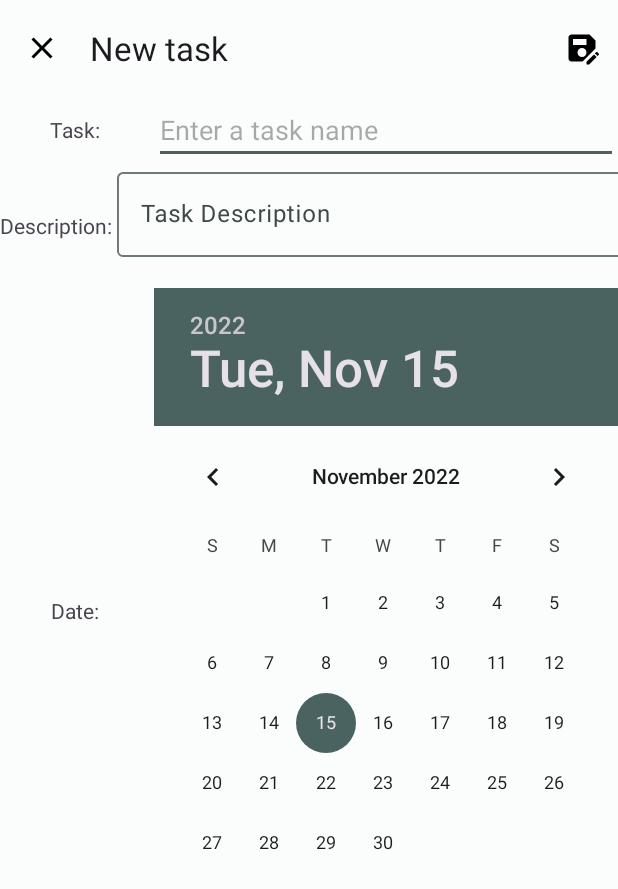
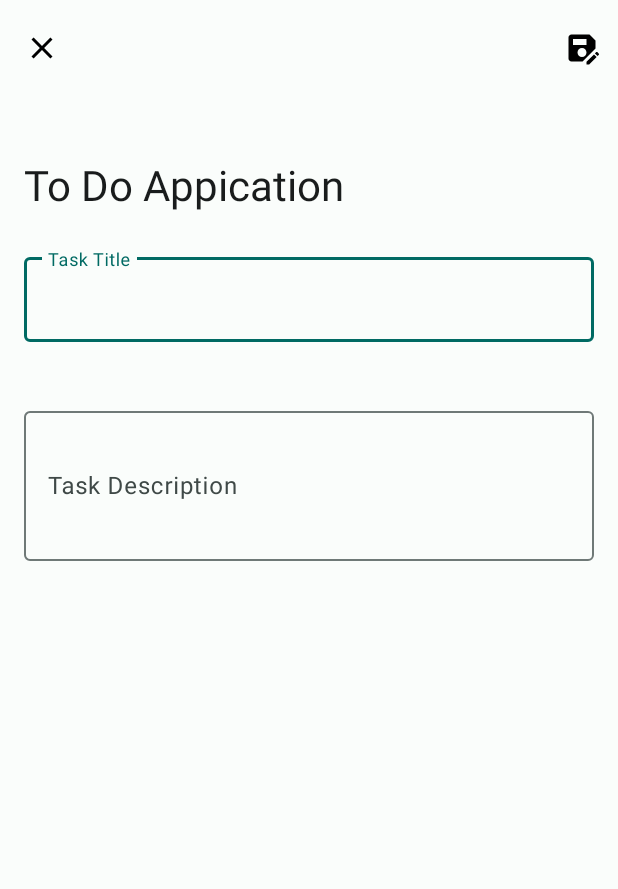
Before and after one commit to PhiThai1309/ToDoApplication, an Android app: the screen it shows after launch once a user with an empty profile is signed in (InputActivity), after a tap on "New task", on a phone screen of 412 x 824 dp. Shown: the top 889 px of the screen. Run offline under Robolectric (Android 15) with nearby library versions, the phone set to English and light mode, and no system bars; our stand-ins replace Firebase (no records; nobody signed in at launch, a user with empty details on screens opened directly); 1 other tap on this screen came first.

Commit message:
Add comment and adjust minor UI design choice

```diff
--- a/app/src/main/AndroidManifest.xml
+++ b/app/src/main/AndroidManifest.xml
@@ -50,7 +50,8 @@
         </activity>
         <activity
             android:name=".HomeActivity"
-            android:exported="true">
+            android:exported="true"
+            android:windowSoftInputMode="adjustNothing">
             <meta-data
                 android:name="android.app.lib_name"
                 android:value="" />
--- a/app/src/main/java/com/example/todoapplication/HomeActivity.java
+++ b/app/src/main/java/com/example/todoapplication/HomeActivity.java
@@ -3,6 +3,7 @@ package com.example.todoapplication;
 import android.app.ProgressDialog;
 import android.app.SearchManager;
 import android.content.Context;
+import android.content.DialogInterface;
 import android.content.Intent;
 import android.os.Bundle;
 import android.util.Log;
@@ -55,11 +56,6 @@ public class HomeActivity extends AppCompatActivity {
 
     private DatabaseReference reference;
     private FirebaseAuth mAuth;
-    private FirebaseUser mUser;
-    private String onlineUserID;
-
-    private ProgressDialog loader;
-    private DrawerLayout mDrawerLayout;
 
     private TaskAdapter adapter;
 
@@ -74,8 +70,6 @@ public class HomeActivity extends AppCompatActivity {
             addTask();
         });
 
-        loader = new ProgressDialog(this);
-
         taskView = (RecyclerView) findViewById(R.id.taskList);
         LinearLayoutManager linearLayoutManager = new LinearLayoutManager(this);
         linearLayoutManager.setStackFromEnd(true);
@@ -83,10 +77,10 @@ public class HomeActivity extends AppCompatActivity {
         taskView.setHasFixedSize(true);
         taskView.setLayoutManager(linearLayoutManager);
 
-        mAuth =  FirebaseAuth.getInstance();
-        mUser = mAuth.getCurrentUser();
-        onlineUserID = mUser.getUid();
-        reference = FirebaseDatabase.getInstance().getReference().child("TaskList").child(onlineUserID);
+        //Get database
+        ToDoApplication toDoApplication = new ToDoApplication();
+        reference = toDoApplication.getmDatabase();
+        mAuth = toDoApplication.getmAuth();
 
         List<TaskModel> list = new ArrayList<>();
         adapter= new TaskAdapter(this, list);
@@ -152,9 +146,26 @@ public class HomeActivity extends AppCompatActivity {
                     });
                     break;
                 case R.id.logOut:
+                    MaterialAlertDialogBuilder builder = new MaterialAlertDialogBuilder(this);
+                    builder.setTitle("You are logging out");
+                    builder.setMessage("Do you want to continue?");
+                    //Set the positive button
+                    builder.setPositiveButton("Yes", new DialogInterface.OnClickListener() {
+                        @Override
+                        public void onClick(DialogInterface dialogInterface, int i) {
                             mAuth.signOut();
                             startActivity(new Intent(HomeActivity.this, LoginActivity.class));
                             finish();
+                        }
+                    });
+                    //Set the negative button
+                    builder.setNegativeButton("No", new DialogInterface.OnClickListener() {
+                        @Override
+                        public void onClick(DialogInterface dialogInterface, int i) {
+                            dialogInterface.cancel();
+                        }
+                    });
+                    builder.show();
                     break;
             }
             return false;
@@ -168,13 +179,25 @@ public class HomeActivity extends AppCompatActivity {
             public boolean onQueryTextSubmit(String query) {
                 Toast.makeText(HomeActivity.this, query, Toast.LENGTH_SHORT).show();
                 // filter recycler view when query submitted
+                queryTask(query, list);
                 return false;
             }
 
             @Override
             public boolean onQueryTextChange(String query) {
                 // filter recycler view when text is changed
-                Toast.makeText(HomeActivity.this, query, Toast.LENGTH_SHORT).show();
+                queryTask(query, list);
+                return false;
+            }
+        });
+    }
+
+    private void addTask(){
+        Intent intent = new Intent(HomeActivity.this, InputActivity.class);
+        startActivity(intent);
+    }
+
+    private void queryTask(String query, List<TaskModel> list) {
         reference.orderByChild("task").startAt(query).endAt(query + "\uf8ff").get().addOnCompleteListener(new OnCompleteListener<DataSnapshot>() {
             @Override
             public void onComplete(@NonNull Task<DataSnapshot> task) {
@@ -188,13 +211,5 @@ public class HomeActivity extends AppCompatActivity {
                 }
             }
         });
-                return false;
-            }
-        });
-    }
-
-    private void addTask(){
-        Intent intent = new Intent(HomeActivity.this, InputActivity.class);
-        startActivity(intent);
     }
 }
--- a/app/src/main/java/com/example/todoapplication/InputActivity.java
+++ b/app/src/main/java/com/example/todoapplication/InputActivity.java
@@ -1,16 +1,11 @@
 package com.example.todoapplication;
 
 import androidx.annotation.NonNull;
-import androidx.appcompat.app.AlertDialog;
 import androidx.appcompat.app.AppCompatActivity;
 
-import android.app.ProgressDialog;
 import android.content.DialogInterface;
 import android.os.Bundle;
-import android.view.LayoutInflater;
 import android.view.Menu;
-import android.widget.Button;
-import android.widget.EditText;
 import android.widget.Toast;
 
 import com.google.android.gms.tasks.OnCompleteListener;
@@ -19,79 +14,72 @@ import com.google.android.material.appbar.MaterialToolbar;
 import com.google.android.material.dialog.MaterialAlertDialogBuilder;
 import com.google.android.material.textfield.TextInputEditText;
 import com.google.android.material.textfield.TextInputLayout;
-import com.google.firebase.auth.FirebaseAuth;
-import com.google.firebase.auth.FirebaseUser;
 import com.google.firebase.database.DatabaseReference;
-import com.google.firebase.database.FirebaseDatabase;
 
 import java.text.DateFormat;
 import java.util.Date;
 
 public class InputActivity extends AppCompatActivity {
-    private EditText task;
-    private TextInputLayout description_wrapper;
-    private TextInputEditText description;
+    private TextInputLayout task_wrapper, description_wrapper;
+    private TextInputEditText editTask, editDescription;
 
-    private DatabaseReference reference;
-    private FirebaseAuth mAuth;
-    private FirebaseUser mUser;
-    private String onlineUserID;
+    public DatabaseReference reference;
 
-    private ProgressDialog loader;
 
     @Override
     protected void onCreate(Bundle savedInstanceState) {
         super.onCreate(savedInstanceState);
         setContentView(R.layout.activity_input);
 
-        loader = new ProgressDialog(this);
+        //Get database
+        ToDoApplication toDoApplication = new ToDoApplication();
+        reference = toDoApplication.getmDatabase();
 
-        mAuth =  FirebaseAuth.getInstance();
-        mUser = mAuth.getCurrentUser();
-        onlineUserID = mUser.getUid();
-        reference = FirebaseDatabase.getInstance().getReference().child("TaskList").child(onlineUserID);
-
-        MaterialToolbar taskTitle = findViewById(R.id.homeToolbar);
+        //Get the toolbar view inside the activity layout
+        MaterialToolbar taskTitle = findViewById(R.id.updateToolbar);
+        //Sets the Toolbar to act as the ActionBar for this Activity window.
         setSupportActionBar(taskTitle);
 
-        task = (EditText) findViewById(R.id.newTask);
+        //Get the views
+        task_wrapper = (TextInputLayout) findViewById(R.id.newTask_wrapper);
+        editTask = findViewById(R.id.newTask);
         description_wrapper = (TextInputLayout) findViewById(R.id.newDescription_wrapper);
-        description = (TextInputEditText) findViewById(R.id.newDescription);
+        editDescription = (TextInputEditText) findViewById(R.id.newDescription);
 
+        //Get action when clicked on the toolbar item
         taskTitle.setOnMenuItemClickListener(item -> {
             switch (item.getItemId()) {
+                //Get action when clicked on the save button
                 case R.id.save:
-                    String mTask = task.getText().toString().trim();
-                    String mDescription = description.getText().toString().trim();
+                    //Get the task and description
+                    String mTask = editTask.getText().toString().trim();
+                    String mDescription = editDescription.getText().toString().trim();
                     String id = reference.push().getKey();
+                    //Get the date
                     String date = DateFormat.getDateTimeInstance().format(new Date());
 
+                    //If the task is empty
                     if (mTask.isEmpty()){
-                        task.setError("Task Required");
-                    }
-                    if (mDescription.isEmpty()) {
+                        task_wrapper.setError("Task Required");
+                    }else if (mDescription.isEmpty()) {
                         description_wrapper.setError("Description Required");
                     } else {
-                        loader.setMessage("Adding Task");
-                        loader.setCanceledOnTouchOutside(false);
-                        loader.show();
-
+                        //Create a new object, add the new object with the obl key will override the old data
                         TaskModel taskModel = new TaskModel(mTask, mDescription, id, date);
                         reference.child(id).setValue(taskModel).addOnCompleteListener(new OnCompleteListener<Void>() {
                             @Override
                             public void onComplete(@NonNull Task<Void> task) {
+                                //If the task is successful
                                 if (task.isSuccessful()){
-                                    Toast.makeText(InputActivity.this, "Successfully", Toast.LENGTH_SHORT).show();
-                                    loader.dismiss();
+                                    Toast.makeText(InputActivity.this, "Added Successfully", Toast.LENGTH_SHORT).show();
                                     finish();
                                 } else {
+                                    //If the task is not successful
                                     String error = task.getException().toString();
                                     Toast.makeText(InputActivity.this, "Failed" + error, Toast.LENGTH_SHORT).show();
-                                    loader.dismiss();
                                 }
                             }
                         });
-                        loader.dismiss();
                     }
                 return true;
             }
@@ -99,25 +87,29 @@ public class InputActivity extends AppCompatActivity {
         });
     }
 
+    //Add the ability to navigate back to the parent activity
     @Override
     public boolean onSupportNavigateUp() {
         onBackPressed();
         return true;
     }
 
+    //override on back pressed with a dialog if the user navigate back without saving
     @Override
     public void onBackPressed() {
-//        super.onBackPressed();
+        //Create a dialog
         MaterialAlertDialogBuilder builder = new MaterialAlertDialogBuilder(this);
-        builder.setTitle("Back");
-        builder.setMessage("R.string.on_back_button_message");
-        builder.setPositiveButton("yes", new DialogInterface.OnClickListener() {
+        builder.setTitle("Exit confirmation");
+        builder.setMessage("You have un-save changes. Are you sure you want to exit?");
+        //Set the positive button
+        builder.setPositiveButton("Yes", new DialogInterface.OnClickListener() {
             @Override
             public void onClick(DialogInterface dialogInterface, int i) {
                 finish();
             }
         });
-        builder.setNegativeButton("no", new DialogInterface.OnClickListener() {
+        //Set the negative button
+        builder.setNegativeButton("No", new DialogInterface.OnClickListener() {
             @Override
             public void onClick(DialogInterface dialogInterface, int i) {
                 dialogInterface.cancel();
@@ -126,6 +118,7 @@ public class InputActivity extends AppCompatActivity {
         builder.show();
     }
 
+    //Inflate the menu; this adds items to the action bar if it is present.
     @Override
     public boolean onCreateOptionsMenu(Menu menu) {
         getMenuInflater().inflate(R.menu.details_app_bar, menu);
--- /dev/null
+++ b/app/src/main/java/com/example/todoapplication/ToDoApplication.java
@@ -0,0 +1,61 @@
+package com.example.todoapplication;
+
+import android.app.Application;
+
+import com.google.firebase.auth.FirebaseAuth;
+import com.google.firebase.auth.FirebaseUser;
+import com.google.firebase.database.DatabaseReference;
+import com.google.firebase.database.FirebaseDatabase;
+
+public class ToDoApplication extends Application {
+    private FirebaseAuth mAuth;
+    private FirebaseUser mUser;
+    private DatabaseReference mDatabase;
+    private String userID;
+
+    public ToDoApplication() {
+        mAuth =  FirebaseAuth.getInstance();
+        mUser = mAuth.getCurrentUser();
+        userID = mUser.getUid();
+        mDatabase = FirebaseDatabase.getInstance().getReference().child("TaskList").child(userID);
+    }
+
+    public ToDoApplication(FirebaseAuth mAuth, FirebaseUser mUser, DatabaseReference mDatabase, String userID) {
+        this.mAuth = mAuth;
+        this.mUser = mUser;
+        this.mDatabase = mDatabase;
+        this.userID = userID;
+    }
+
+    public FirebaseAuth getmAuth() {
+        return mAuth;
+    }
+
+    public void setmAuth(FirebaseAuth mAuth) {
+        this.mAuth = mAuth;
+    }
+
+    public FirebaseUser getmUser() {
+        return mUser;
+    }
+
+    public void setmUser(FirebaseUser mUser) {
+        this.mUser = mUser;
+    }
+
+    public DatabaseReference getmDatabase() {
+        return mDatabase;
+    }
+
+    public void setmDatabase(DatabaseReference mDatabase) {
+        this.mDatabase = mDatabase;
+    }
+
+    public String getUserID() {
+        return userID;
+    }
+
+    public void setUserID(String userID) {
+        this.userID = userID;
+    }
+}
--- a/app/src/main/res/layout/activity_home.xml
+++ b/app/src/main/res/layout/activity_home.xml
@@ -4,6 +4,7 @@
     xmlns:tools="http://schemas.android.com/tools"
     android:layout_width="match_parent"
     android:layout_height="match_parent"
+    android:fitsSystemWindows="true"
     tools:context=".HomeActivity">
 
     <com.google.android.material.appbar.AppBarLayout
@@ -49,7 +50,7 @@
         android:layout_width="wrap_content"
         android:layout_height="wrap_content"
         android:layout_gravity="bottom|end"
-        android:layout_margin="10dp"
+        android:layout_margin="16dp"
         android:hapticFeedbackEnabled="true"
         android:text="New task"
         app:icon="@android:drawable/ic_input_add" />
--- a/app/src/main/res/layout/activity_input.xml
+++ b/app/src/main/res/layout/activity_input.xml
@@ -1,88 +1,63 @@
 <?xml version="1.0" encoding="utf-8"?>
-<LinearLayout xmlns:android="http://schemas.android.com/apk/res/android"
+<androidx.coordinatorlayout.widget.CoordinatorLayout xmlns:android="http://schemas.android.com/apk/res/android"
     android:layout_width="match_parent"
     android:layout_height="match_parent"
-    xmlns:app="http://schemas.android.com/apk/res-auto"
-    android:orientation="vertical">
+    xmlns:app="http://schemas.android.com/apk/res-auto">
+
     <com.google.android.material.appbar.AppBarLayout
         android:layout_width="match_parent"
         android:layout_height="wrap_content"
         android:fitsSystemWindows="true">
+        <com.google.android.material.appbar.CollapsingToolbarLayout
+            style="@style/Widget.Material3.CollapsingToolbar.Large"
+            android:layout_width="match_parent"
+            android:layout_height="150dp"
+            app:layout_scrollFlags="scroll|exitUntilCollapsed">
 
             <com.google.android.material.appbar.MaterialToolbar
-            android:id="@+id/homeToolbar"
+                android:id="@+id/updateToolbar"
                 android:layout_width="match_parent"
                 android:layout_height="?attr/actionBarSize"
                 app:layout_collapseMode="pin"
-            app:title="New task"
-            app:menu="@menu/details_app_bar"
+                app:title="To Do Appication"
                 app:navigationIcon="@drawable/ic_baseline_close_24"/>
+        </com.google.android.material.appbar.CollapsingToolbarLayout>
     </com.google.android.material.appbar.AppBarLayout>
 
-    <LinearLayout
+    <androidx.appcompat.widget.LinearLayoutCompat
         android:layout_width="match_parent"
         android:layout_height="wrap_content"
-        android:orientation="horizontal">
-        <TextView
-            android:layout_width="0dp"
-            android:layout_height="match_parent"
-            android:text="Task: "
+        android:layout_margin="16dp"
+        android:orientation="vertical"
+        android:paddingBottom="100dp"
+        app:layout_behavior="@string/appbar_scrolling_view_behavior">
 
-            android:layout_weight="1"
-            android:gravity="center"/>
-        <EditText
-            android:id="@+id/newTask"
-            android:layout_width="0dp"
-            android:hint="Enter a task name"
-            android:layout_height="match_parent"
-            android:layout_weight="3"/>
-    </LinearLayout>
-
-    <LinearLayout
+        <com.google.android.material.textfield.TextInputLayout
+            android:id="@+id/newTask_wrapper"
             android:layout_width="match_parent"
             android:layout_height="wrap_content"
-        android:orientation="horizontal">
-        <TextView
-            android:layout_width="0dp"
-            android:layout_height="match_parent"
-            android:text="Description: "
+            android:layout_marginBottom="20dp"
+            android:hint="Task Title"
+            app:errorEnabled="true">
 
-            android:layout_weight="1"
-            android:gravity="center"/>
+            <com.google.android.material.textfield.TextInputEditText
+                android:id="@+id/newTask"
+                android:layout_width="match_parent"
+                android:layout_height="wrap_content" />
+        </com.google.android.material.textfield.TextInputLayout>
+
         <com.google.android.material.textfield.TextInputLayout
             android:id="@+id/newDescription_wrapper"
             android:layout_width="match_parent"
             android:layout_height="wrap_content"
-            app:errorEnabled="true"
             android:hint="Task Description"
-            android:layout_weight="3">
+            app:errorEnabled="true">
+
             <com.google.android.material.textfield.TextInputEditText
                 android:id="@+id/newDescription"
                 android:layout_width="match_parent"
-                android:layout_height="wrap_content"/>
+                android:layout_height="wrap_content"
+                android:minHeight="100dp" />
         </com.google.android.material.textfield.TextInputLayout>
-        <!--        <EditText-->
-        <!--            android:id="@+id/newDescription"-->
-        <!--            android:layout_width="0dp"-->
-        <!--            android:hint="Task description"-->
-        <!--            android:layout_height="match_parent"-->
-        <!--            android:layout_weight="3"/>-->
-    </LinearLayout>
-
-    <LinearLayout
-        android:layout_width="match_parent"
-        android:layout_height="wrap_content"
-        android:orientation="horizontal">
-        <TextView
-            android:layout_width="0dp"
-            android:layout_height="match_parent"
-            android:text="Date: "
-            android:layout_weight="1"
-            android:gravity="center"/>
-        <DatePicker
-            android:id="@+id/newDate"
-            android:layout_width="0dp"
-            android:layout_height="match_parent"
-            android:layout_weight="3"/>
-    </LinearLayout>
-</LinearLayout>
+    </androidx.appcompat.widget.LinearLayoutCompat>
+</androidx.coordinatorlayout.widget.CoordinatorLayout>
```
Also changed, not shown: app/src/main/java/com/example/todoapplication/DetailsActivity.java (+18 -15 lines), app/src/main/java/com/example/todoapplication/TaskAdapter.java (+0 -17 lines), app/src/main/java/com/example/todoapplication/UpdateActivity.java (+45 -37 lines), app/src/main/res/layout/retrieve_layout.xml (+6 -2 lines). Lines whose indentation alone changed are shown as unchanged.
